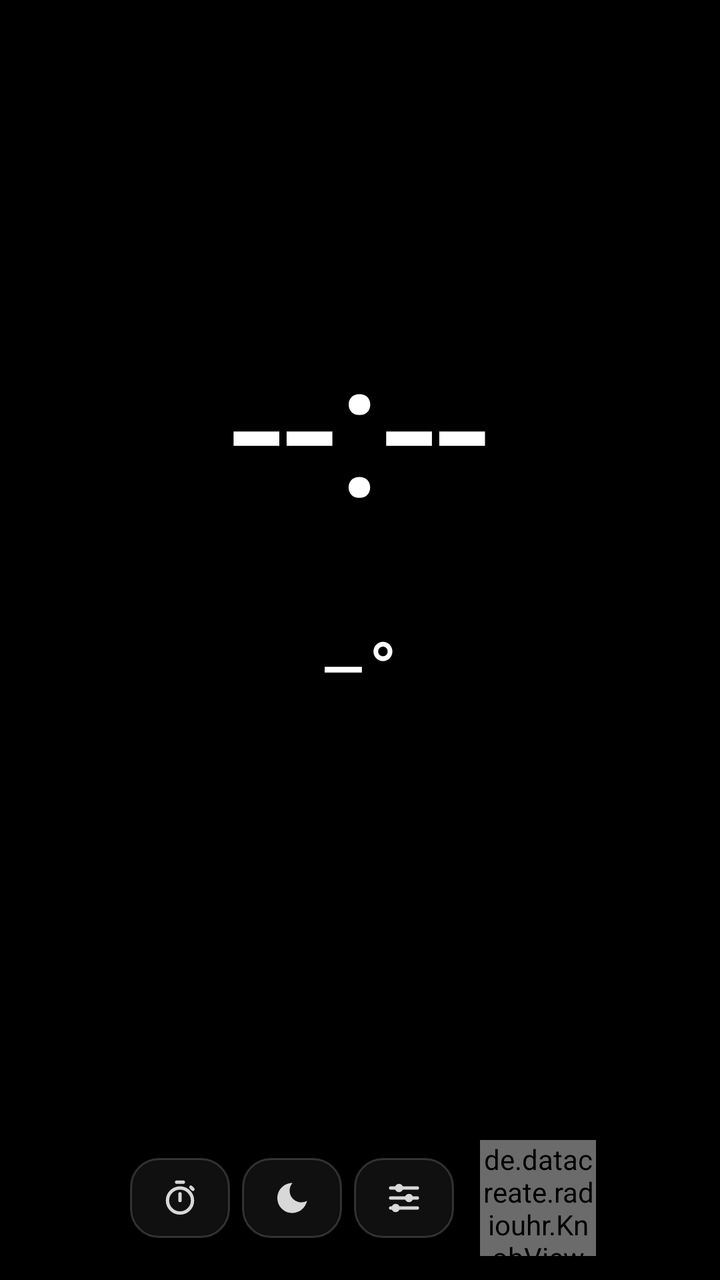
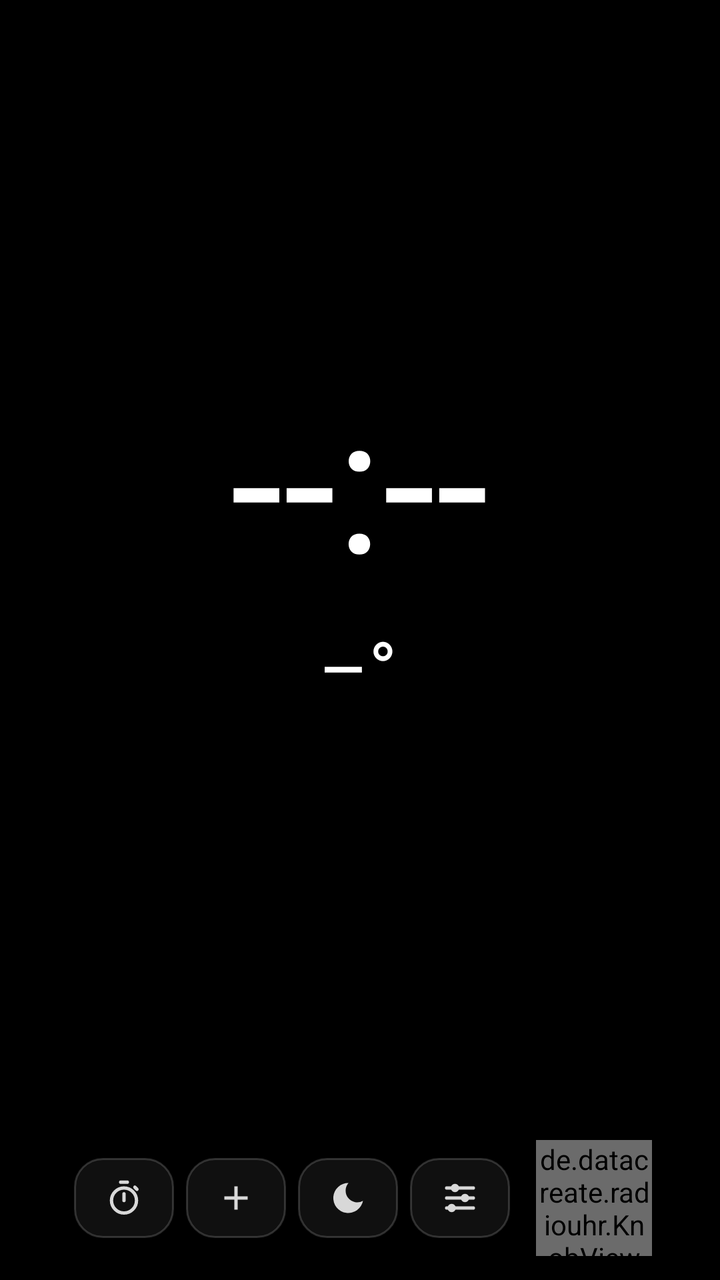

The first picture is an Android layout as it rendered before a commit; the second is the same layout after the commit. The layout source and the unified diff follow.
<!-- AndroidManifest.xml: application theme AppTheme -->
<!-- res/layout/activity_main.xml -->
<?xml version="1.0" encoding="utf-8"?>
<LinearLayout xmlns:android="http://schemas.android.com/apk/res/android"
    android:id="@+id/root"
    android:layout_width="match_parent"
    android:layout_height="match_parent"
    android:background="#000000"
    android:keepScreenOn="true"
    android:orientation="vertical"
    android:padding="12dp">

    <LinearLayout
        android:id="@+id/clockPanel"
        android:layout_width="match_parent"
        android:layout_height="0dp"
        android:layout_weight="1"
        android:gravity="center"
        android:orientation="vertical">

        <TextView
            android:id="@+id/tvTime"
            android:layout_width="wrap_content"
            android:layout_height="wrap_content"
            android:includeFontPadding="false"
            android:singleLine="true"
            android:text="--:--"
            android:textColor="#FFFFFF"
            android:textSize="96sp" />

        <de.datacreate.radiouhr.ClockView
            android:id="@+id/clockView"
            android:layout_width="match_parent"
            android:layout_height="120dp"
            android:visibility="gone" />

        <TextView
            android:id="@+id/tvDate"
            android:layout_width="wrap_content"
            android:layout_height="wrap_content"
            android:textColor="#BBBBBB"
            android:textSize="21sp" />

        <LinearLayout
            android:id="@+id/weatherRow"
            android:layout_width="wrap_content"
            android:layout_height="wrap_content"
            android:layout_marginTop="8dp"
            android:gravity="center_vertical"
            android:orientation="horizontal">

            <TextView
                android:id="@+id/tvWeatherIcon"
                android:layout_width="wrap_content"
                android:layout_height="wrap_content"
                android:textColor="#FFD27A"
                android:textSize="32sp" />

            <TextView
                android:id="@+id/tvTemp"
                android:layout_width="wrap_content"
                android:layout_height="wrap_content"
                android:layout_marginLeft="10dp"
                android:text="–°"
                android:textColor="#FFFFFF"
                android:textSize="38sp" />

            <TextView
                android:id="@+id/tvWeatherInfo"
                android:layout_width="wrap_content"
                android:layout_height="wrap_content"
                android:layout_marginLeft="12dp"
                android:maxLines="2"
                android:textColor="#999999"
                android:textSize="14sp" />
        </LinearLayout>


        <LinearLayout
            android:id="@+id/forecastRow"
            android:layout_width="wrap_content"
            android:layout_height="wrap_content"
            android:layout_marginTop="8dp"
            android:orientation="horizontal" />

        <TextView
            android:id="@+id/tvEvents"
            android:layout_width="wrap_content"
            android:layout_height="wrap_content"
            android:layout_marginTop="10dp"
            android:gravity="center"
            android:lineSpacingExtra="2dp"
            android:maxLines="4"
            android:textColor="#DDDDDD"
            android:textSize="15sp"
            android:visibility="gone" />
    </LinearLayout>

    <LinearLayout
        android:id="@+id/radioPanel"
        android:layout_width="match_parent"
        android:layout_height="wrap_content"
        android:gravity="center"
        android:orientation="vertical">

        <de.datacreate.radiouhr.DialView
            android:id="@+id/dialView"
            android:layout_width="match_parent"
            android:layout_height="78dp"
            android:layout_marginBottom="4dp"
            android:visibility="gone" />

        <TextView
            android:id="@+id/tvStation"
            android:layout_width="match_parent"
            android:layout_height="wrap_content"
            android:ellipsize="end"
            android:gravity="center"
            android:singleLine="true"
            android:textColor="#FFFFFF"
            android:textSize="20sp"
            android:textStyle="bold" />

        <TextView
            android:id="@+id/tvNowPlaying"
            android:layout_width="match_parent"
            android:layout_height="wrap_content"
            android:ellipsize="end"
            android:gravity="center"
            android:singleLine="true"
            android:textColor="#AAAAAA"
            android:textSize="14sp" />

        <HorizontalScrollView
            android:id="@+id/favScroll"
            android:layout_width="match_parent"
            android:layout_height="wrap_content"
            android:layout_marginTop="6dp"
            android:fillViewport="true"
            android:scrollbars="none">

            <LinearLayout
                android:id="@+id/favRow"
                android:layout_width="match_parent"
                android:layout_height="wrap_content"
                android:gravity="center_horizontal"
                android:orientation="horizontal" />
        </HorizontalScrollView>

        <LinearLayout
            android:id="@+id/favGrid"
            android:layout_width="match_parent"
            android:layout_height="wrap_content"
            android:layout_marginTop="6dp"
            android:orientation="vertical"
            android:visibility="gone" />

        <LinearLayout
            android:layout_width="match_parent"
            android:layout_height="wrap_content"
            android:layout_marginTop="4dp"
            android:alpha="0.85"
            android:gravity="center"
            android:orientation="horizontal">

            <ImageView android:id="@+id/btnPlay" style="@style/IconBtn" android:layout_weight="1.4"
                android:padding="12dp" android:src="@drawable/ic_play" android:visibility="gone" />

            <FrameLayout android:id="@+id/btnTimer" style="@style/IconBtn" android:padding="0dp">
                <ImageView
                    android:id="@+id/timerIcon"
                    android:layout_width="match_parent"
                    android:layout_height="match_parent"
                    android:padding="10dp"
                    android:scaleType="fitCenter"
                    android:src="@drawable/ic_timer" />
                <TextView
                    android:id="@+id/tvTimerBadge"
                    android:layout_width="wrap_content"
                    android:layout_height="wrap_content"
                    android:layout_gravity="bottom|right"
                    android:layout_margin="1dp"
                    android:textColor="#FF8A3D"
                    android:textSize="9sp"
                    android:textStyle="bold" />
            </FrameLayout>

            <ImageView android:id="@+id/btnNight" style="@style/IconBtn" android:src="@drawable/ic_moon" />
            <ImageView android:id="@+id/btnSettings" style="@style/IconBtn" android:src="@drawable/ic_tune" />

            <de.datacreate.radiouhr.KnobView
                android:id="@+id/knob"
                android:layout_width="58dp"
                android:layout_height="58dp"
                android:layout_marginLeft="10dp" />
        </LinearLayout>
    </LinearLayout>
</LinearLayout>
<!-- resources referenced by this layout -->
<resources>
  <!-- drawable ic_moon (drawable) -->
  <vector xmlns:android="http://schemas.android.com/apk/res/android" android:width="24dp" android:height="24dp" android:viewportWidth="24" android:viewportHeight="24">
      <path android:fillColor="#FFFFFF" android:pathData="M12.3,3A9,9 0 1,0 21,13.7A7,7 0 0,1 12.3,3z" />
  </vector>
  <!-- drawable ic_play (drawable) -->
  <vector xmlns:android="http://schemas.android.com/apk/res/android" android:width="24dp" android:height="24dp" android:viewportWidth="24" android:viewportHeight="24">
      <path android:fillColor="#FFFFFF" android:pathData="M8,5v14l11,-7z" />
  </vector>
  <!-- drawable ic_timer (drawable) -->
  <vector xmlns:android="http://schemas.android.com/apk/res/android" android:width="24dp" android:height="24dp" android:viewportWidth="24" android:viewportHeight="24">
      <path android:fillColor="#00000000" android:strokeColor="#FFFFFF" android:strokeWidth="2"
          android:pathData="M4.5,13.5a7.5,7.5 0 1,0 15,0a7.5,7.5 0 1,0 -15,0" />
      <path android:fillColor="#00000000" android:strokeColor="#FFFFFF" android:strokeWidth="2" android:strokeLineCap="round"
          android:pathData="M12,13.5L12,9.5M10,2.5L14,2.5M18.5,5.5L19.8,6.8" />
  </vector>
  <!-- drawable ic_tune (drawable) -->
  <vector xmlns:android="http://schemas.android.com/apk/res/android" android:width="24dp" android:height="24dp" android:viewportWidth="24" android:viewportHeight="24">
      <path android:fillColor="#00000000" android:strokeColor="#FFFFFF" android:strokeWidth="2" android:strokeLineCap="round"
          android:pathData="M4,6L20,6M4,12L20,12M4,18L20,18" />
      <path android:fillColor="#FFFFFF"
          android:pathData="M6.5,6a2.5,2.5 0 1,0 5,0a2.5,2.5 0 1,0 -5,0M12.5,12a2.5,2.5 0 1,0 5,0a2.5,2.5 0 1,0 -5,0M4.5,18a2.5,2.5 0 1,0 5,0a2.5,2.5 0 1,0 -5,0" />
  </vector>
  <style name="IconBtn">
          <item name="android:layout_width">50dp</item>
          <item name="android:layout_height">40dp</item>
          <item name="android:layout_margin">3dp</item>
          <item name="android:padding">10dp</item>
          <item name="android:scaleType">fitCenter</item>
          <item name="android:background">@drawable/btn_bg</item>
          <item name="android:clickable">true</item>
          <item name="android:focusable">true</item>
      </style>
  <style name="AppTheme" parent="android:Theme.Material.NoActionBar.Fullscreen">
          <item name="android:windowBackground">@android:color/black</item>
          <item name="android:colorAccent">#FF8A3D</item>
      </style>
  <!-- drawable btn_bg (drawable) -->
  <?xml version="1.0" encoding="utf-8"?>
  <selector xmlns:android="http://schemas.android.com/apk/res/android">
      <item android:state_pressed="true">
          <shape android:shape="rectangle">
              <solid android:color="#33FFFFFF" />
              <corners android:radius="14dp" />
              <stroke android:width="1dp" android:color="#66FFFFFF" />
          </shape>
      </item>
      <item>
          <shape android:shape="rectangle">
              <solid android:color="#14FFFFFF" />
              <corners android:radius="14dp" />
              <stroke android:width="1dp" android:color="#33FFFFFF" />
          </shape>
      </item>
  </selector>
</resources>

<!-- the commit's change to res/layout/activity_main.xml (unified diff, before → after) -->
@@ -17,6 +17,13 @@
         android:orientation="vertical">
 
         <TextView
+            android:id="@+id/tvDate"
+            android:layout_width="wrap_content"
+            android:layout_height="wrap_content"
+            android:textColor="#BBBBBB"
+            android:textSize="21sp" />
+
+        <TextView
             android:id="@+id/tvTime"
             android:layout_width="wrap_content"
             android:layout_height="wrap_content"
@@ -32,12 +39,6 @@
             android:layout_height="120dp"
             android:visibility="gone" />
 
-        <TextView
-            android:id="@+id/tvDate"
-            android:layout_width="wrap_content"
-            android:layout_height="wrap_content"
-            android:textColor="#BBBBBB"
-            android:textSize="21sp" />
 
         <LinearLayout
             android:id="@+id/weatherRow"
@@ -183,6 +184,7 @@
                     android:textStyle="bold" />
             </FrameLayout>
 
+            <ImageView android:id="@+id/btnAdd" style="@style/IconBtn" android:src="@drawable/ic_add" />
             <ImageView android:id="@+id/btnNight" style="@style/IconBtn" android:src="@drawable/ic_moon" />
             <ImageView android:id="@+id/btnSettings" style="@style/IconBtn" android:src="@drawable/ic_tune" />
 
<!-- resource entries referenced after the edit -->
@@ -1,5 +1,9 @@
 <!-- resources referenced by this layout -->
 <resources>
+  <!-- drawable ic_add (drawable) -->
+  <vector xmlns:android="http://schemas.android.com/apk/res/android" android:width="24dp" android:height="24dp" android:viewportWidth="24" android:viewportHeight="24">
+      <path android:fillColor="#FFFFFF" android:pathData="M19,13h-6v6h-2v-6H5v-2h6V5h2v6h6v2z" />
+  </vector>
   <!-- drawable ic_moon (drawable) -->
   <vector xmlns:android="http://schemas.android.com/apk/res/android" android:width="24dp" android:height="24dp" android:viewportWidth="24" android:viewportHeight="24">
       <path android:fillColor="#FFFFFF" android:pathData="M12.3,3A9,9 0 1,0 21,13.7A7,7 0 0,1 12.3,3z" />
